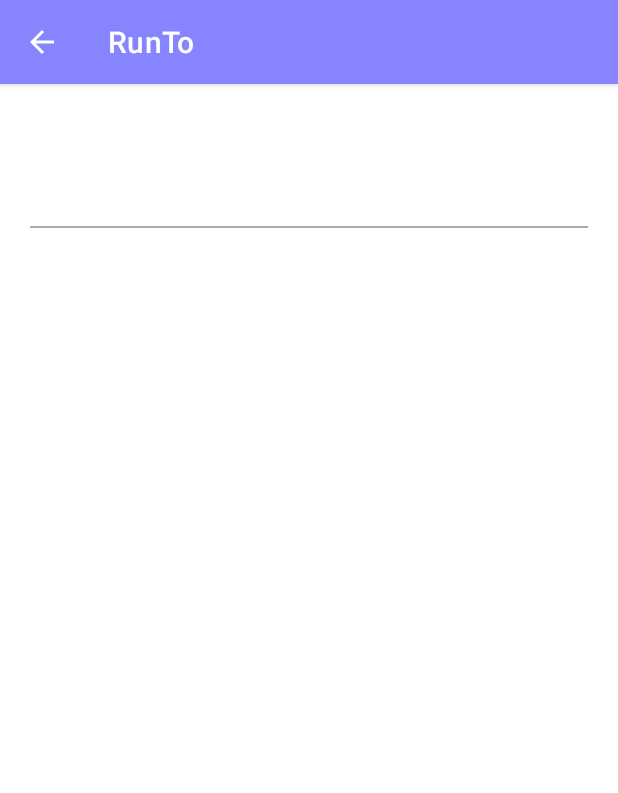
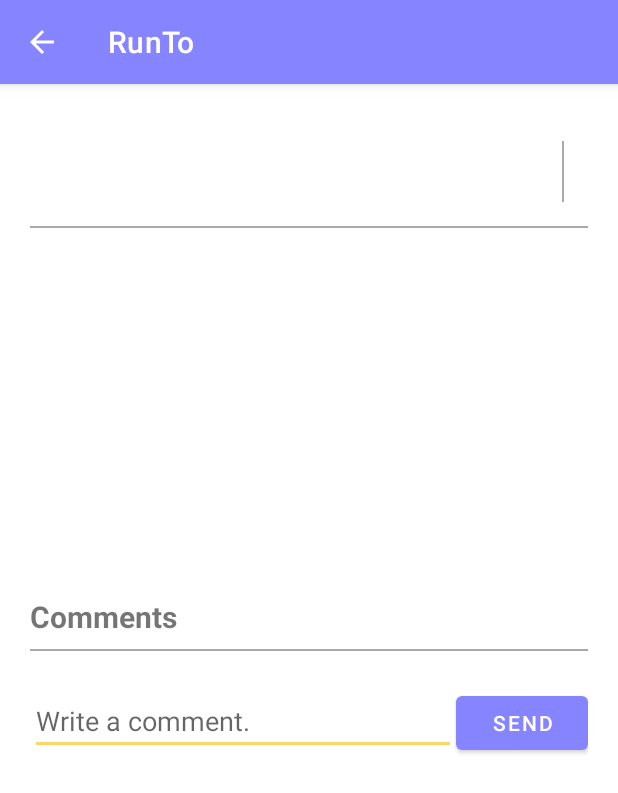
Before and after one commit to soo5o/MobileSoftware, an Android app: the DetailActivity screen opened directly, with no data from a screen before it, on a phone screen of 412 x 824 dp. Shown: the top 793 px of the screen. Run offline under Robolectric (Android 15) with nearby library versions, the phone set to English and light mode, and no system bars.

Commit message:
community 댓글 구성

```diff
--- a/app/src/main/java/com/example/mobilesoftware/CommunityAdapter.kt
+++ b/app/src/main/java/com/example/mobilesoftware/CommunityAdapter.kt
@@ -37,6 +37,9 @@ class CommunityAdapter(
             val timestampTextView = itemView.findViewById<TextView>(R.id.timestampTextView)
             timestampTextView.text = getFormattedTime(post.timestamp)
 
+            val nicknameTextView = itemView.findViewById<TextView>(R.id.nicknameTextView)
+            nicknameTextView.text = post.nickname
+
             // 아이템 클릭 시
             itemView.setOnClickListener {
                 // 클릭된 아이템 정보를 다음 화면으로 전달
--- a/app/src/main/java/com/example/mobilesoftware/DetailActivity.kt
+++ b/app/src/main/java/com/example/mobilesoftware/DetailActivity.kt
@@ -2,6 +2,7 @@ package com.example.mobilesoftware
 
 import android.icu.text.SimpleDateFormat
 import android.os.Bundle
+import android.widget.TextView
 import androidx.appcompat.app.AppCompatActivity
 import com.example.mobilesoftware.databinding.ActivityDetailBinding
 import java.util.Calendar
@@ -27,6 +28,7 @@ class DetailActivity : AppCompatActivity() {
             binding.titleTextView.text = it.title
             binding.timestampTextView.text = getFormattedTime(it.timestamp)
             binding.editContentTextView.text = it.content
+            binding.nicknameTextView.text = it.nickname
         }
     }
 
--- a/app/src/main/res/layout/activity_detail.xml
+++ b/app/src/main/res/layout/activity_detail.xml
@@ -1,4 +1,8 @@
 <?xml version="1.0" encoding="utf-8"?>
+<ScrollView xmlns:android="http://schemas.android.com/apk/res/android"
+    android:layout_width="match_parent"
+    android:layout_height="match_parent">
+
     <LinearLayout xmlns:android="http://schemas.android.com/apk/res/android"
         android:layout_width="match_parent"
         android:layout_height="wrap_content"
@@ -30,6 +34,25 @@
                 android:textSize="15sp"
                 android:textStyle="bold" />
 
+            <View
+                android:id="@+id/verticalSeparator"
+                android:layout_width="1dp"
+                android:layout_height="match_parent"
+                android:layout_below="@id/statusText"
+                android:layout_marginLeft="10dp"
+                android:layout_marginTop="8dp"
+                android:layout_marginBottom="8dp"
+                android:background="@android:color/darker_gray" />
+
+            <TextView
+                android:id="@+id/nicknameTextView"
+                android:layout_width="wrap_content"
+                android:layout_height="wrap_content"
+                android:layout_gravity="center_vertical"
+                android:padding="8dp"
+                android:textSize="15sp"
+                android:textStyle="bold" />
+
         </LinearLayout>
 
         <View
@@ -51,4 +74,53 @@
             android:textSize="15sp"
             android:textStyle="bold" />
 
+        <!-- Comments 텍스트뷰 -->
+        <TextView
+            android:id="@+id/commentsTextView"
+            android:layout_width="wrap_content"
+            android:layout_height="wrap_content"
+            android:paddingLeft="20dp"
+            android:paddingTop="200dp"
+            android:text="@string/comment"
+            android:textSize="20sp"
+            android:textStyle="bold" />
+
+        <!-- 가로선 -->
+        <View
+            android:layout_width="match_parent"
+            android:layout_height="1dp"
+            android:layout_marginLeft="20dp"
+            android:layout_marginTop="8dp"
+            android:layout_marginRight="20dp"
+            android:layout_marginBottom="8dp"
+            android:background="@android:color/darker_gray" />
+
+        <!-- 댓글 작성 창 -->
+        <LinearLayout
+            android:layout_width="match_parent"
+            android:layout_height="wrap_content"
+            android:layout_marginLeft="20dp"
+            android:layout_marginTop="16dp"
+            android:layout_marginRight="20dp"
+            android:orientation="horizontal">
+
+            <!-- 댓글 입력창 -->
+            <EditText
+                android:id="@+id/commentEditText"
+                android:layout_width="0dp"
+                android:layout_height="wrap_content"
+                android:layout_weight="1"
+                android:hint="@string/commenthint"
+                android:inputType="textMultiLine"
+                android:maxLines="5"
+                android:minLines="1" />
+
+            <!-- 댓글 전송 버튼 -->
+            <Button
+                android:layout_width="wrap_content"
+                android:layout_height="wrap_content"
+                android:onClick="onSendCommentClick"
+                android:text="Send" />
         </LinearLayout>
+    </LinearLayout>
+</ScrollView>
--- a/app/src/main/res/values/strings.xml
+++ b/app/src/main/res/values/strings.xml
@@ -28,4 +28,8 @@
     <string name="content">Content</string>
     <string name="alarm">Alarm</string>
     <string name="lang">Language</string>
+    <string name="lang1">English</string>
+    <string name="lang2">Korean</string>
+    <string name="comment">Comments</string>
+    <string name="commenthint">Write a comment.</string>
 </resources>
```
Also changed, not shown: app/src/main/AndroidManifest.xml (+3 -4 lines), app/src/main/java/com/example/mobilesoftware/Comment.kt (added, +7 -0 lines), app/src/main/java/com/example/mobilesoftware/SettingFragment.kt (+4 -16 lines), app/src/main/res/layout/fragment_setting.xml (+3 -5 lines), app/src/main/java/com/example/mobilesoftware/MapFragment.kt (line endings or trailing spaces), 1 other file. Lines whose indentation alone changed are shown as unchanged.
